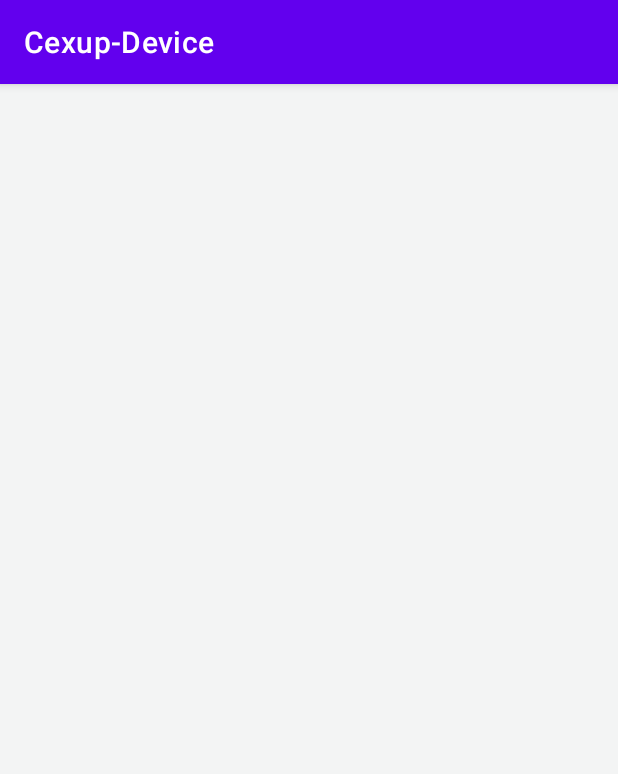
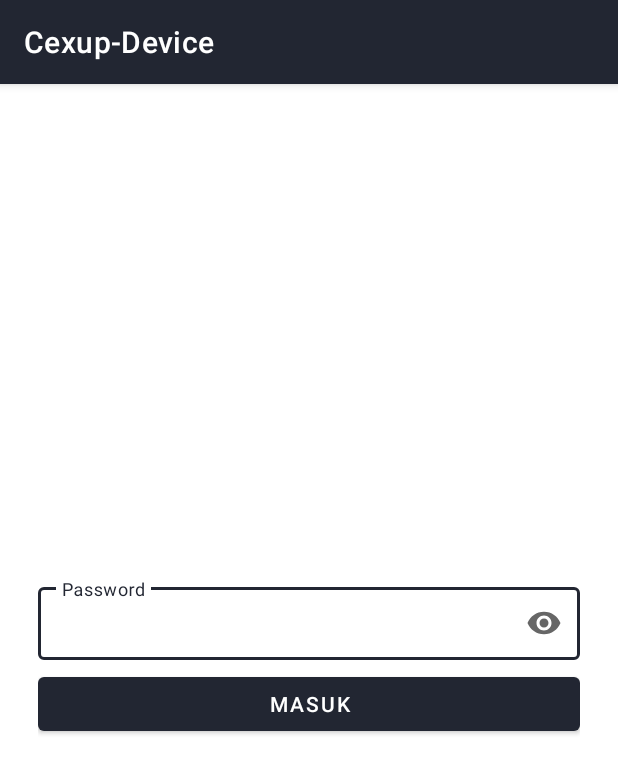
Before and after one commit to triandamai/cexup-mobile-device, an Android app: the screen it shows after launch (AppActivity before the commit, AuthActivity after it), on a phone screen of 412 x 824 dp. Shown: the top 774 px of the screen. Run offline under Robolectric (Android 15) with nearby library versions, the phone set to English and light mode, and no system bars; our stand-ins replace data binding; plain views replace ShimmerRecyclerView.

```diff
--- a/app/src/main/java/com/trian/MainActivity.java
+++ b/app/src/main/java/com/trian/MainActivity.java
@@ -6,6 +6,7 @@ import android.content.Intent;
 import android.os.Bundle;
 
 import com.trian.activity.AppActivity;
+import com.trian.activity.AuthActivity;
 
 
 public class MainActivity extends AppCompatActivity {
@@ -14,7 +15,7 @@ public class MainActivity extends AppCompatActivity {
     protected void onCreate(Bundle savedInstanceState) {
         super.onCreate(savedInstanceState);
         setContentView(R.layout.activity_main);
-        startActivity(new Intent(this, AppActivity.class));
+        startActivity(new Intent(this, AuthActivity.class));
         finish();
     }
 }
--- a/app/src/main/java/com/trian/activity/AuthActivity.java
+++ b/app/src/main/java/com/trian/activity/AuthActivity.java
@@ -1,16 +1,45 @@
 package com.trian.activity;
 
 import androidx.appcompat.app.AppCompatActivity;
+import androidx.databinding.DataBindingUtil;
 
+import android.app.Application;
+import android.content.Intent;
 import android.os.Bundle;
+import android.view.View;
+import android.view.WindowManager;
 
 import com.trian.R;
+import com.trian.databinding.ActivityAppBinding;
+import com.trian.databinding.ActivityAuthBinding;
 
 public class AuthActivity extends AppCompatActivity {
+    private ActivityAuthBinding binding;
 
     @Override
     protected void onCreate(Bundle savedInstanceState) {
         super.onCreate(savedInstanceState);
-        setContentView(R.layout.activity_auth);
+        binding = DataBindingUtil.setContentView(this, R.layout.activity_auth);
+        binding.btnLogin.setOnClickListener(v -> {
+            toApp();
+        });
+
+    }
+
+    @Override
+    protected void onResume() {
+        super.onResume();
+
+    }
+
+    @Override
+    protected void onStart() {
+        super.onStart();
+
+    }
+
+    private void toApp() {
+        startActivity(new Intent(this, AppActivity.class));
+        finish();
     }
 }
--- a/app/src/main/res/drawable/bg_item_features.xml
+++ b/app/src/main/res/drawable/bg_item_features.xml
@@ -1,6 +1,6 @@
 <?xml version="1.0" encoding="utf-8"?>
 <shape xmlns:android="http://schemas.android.com/apk/res/android">
     <corners android:radius="10dp"/>
-    <solid android:color="@color/white"/>
+    <solid android:color="#ffff"/>
 
 </shape>
--- a/app/src/main/res/layout/activity_auth.xml
+++ b/app/src/main/res/layout/activity_auth.xml
@@ -1,9 +1,45 @@
 <?xml version="1.0" encoding="utf-8"?>
-<androidx.constraintlayout.widget.ConstraintLayout xmlns:android="http://schemas.android.com/apk/res/android"
+<layout xmlns:android="http://schemas.android.com/apk/res/android"
     xmlns:app="http://schemas.android.com/apk/res-auto"
-    xmlns:tools="http://schemas.android.com/tools"
-    android:layout_width="match_parent"
-    android:layout_height="match_parent"
-    tools:context=".activity.AuthActivity">
+    xmlns:tools="http://schemas.android.com/tools">
 
-</androidx.constraintlayout.widget.ConstraintLayout>
+    <RelativeLayout
+        android:layout_width="match_parent"
+        android:layout_height="match_parent"
+        tools:context=".activity.AuthActivity">
+
+        <LinearLayout
+            android:layout_width="match_parent"
+            android:layout_marginStart="10dp"
+            android:layout_marginEnd="10dp"
+            android:paddingBottom="15dp"
+            android:paddingTop="15dp"
+            android:paddingStart="15dp"
+            android:paddingEnd="15dp"
+            android:layout_centerInParent="true"
+            android:layout_height="wrap_content"
+            android:orientation="vertical">
+
+            <com.google.android.material.textfield.TextInputLayout
+                android:layout_width="match_parent"
+                android:layout_height="wrap_content"
+                app:endIconMode="password_toggle"
+                style="@style/Widget.MaterialComponents.TextInputLayout.OutlinedBox.Dense"
+                android:hint="Password">
+
+                <com.google.android.material.textfield.TextInputEditText
+                    android:layout_width="match_parent"
+                    android:layout_height="wrap_content"
+                    android:inputType="textPassword" />
+            </com.google.android.material.textfield.TextInputLayout>
+
+            <Button
+                android:id="@+id/btn_login"
+                android:layout_width="match_parent"
+                android:layout_height="wrap_content"
+                android:layout_centerInParent="true"
+                android:layout_marginTop="5dp"
+                android:text="Masuk" />
+        </LinearLayout>
+    </RelativeLayout>
+</layout>
--- a/app/src/main/res/values-night/themes.xml
+++ b/app/src/main/res/values-night/themes.xml
@@ -2,15 +2,11 @@
     <!-- Base application theme. -->
     <style name="Theme.CexupDevice" parent="Theme.MaterialComponents.DayNight.DarkActionBar">
         <!-- Primary brand color. -->
-        <item name="colorPrimary">@color/purple_200</item>
-        <item name="colorPrimaryVariant">@color/purple_700</item>
-        <item name="colorOnPrimary">@color/black</item>
+        <item name="colorPrimary">@color/primaryColor</item>
         <!-- Secondary brand color. -->
-        <item name="colorSecondary">@color/teal_200</item>
-        <item name="colorSecondaryVariant">@color/teal_200</item>
-        <item name="colorOnSecondary">@color/black</item>
+        <item name="colorSecondary">@color/secondaryColor</item>
         <!-- Status bar color. -->
-        <item name="android:statusBarColor" tools:targetApi="l">?attr/colorPrimaryVariant</item>
+        <item name="android:statusBarColor" tools:targetApi="l">@color/primaryColor</item>
         <!-- Customize your theme here. -->
     </style>
 </resources>
--- a/app/src/main/res/values/colors.xml
+++ b/app/src/main/res/values/colors.xml
@@ -1,10 +1,24 @@
 <?xml version="1.0" encoding="utf-8"?>
 <resources>
-    <color name="purple_200">#FFBB86FC</color>
-    <color name="purple_500">#FF6200EE</color>
-    <color name="purple_700">#FF3700B3</color>
-    <color name="teal_200">#FF03DAC5</color>
-    <color name="teal_700">#FF018786</color>
-    <color name="black">#FF000000</color>
-    <color name="white">#FFFFFFFF</color>
+    <color name="primaryColor">#222632</color>
+
+    <color name="primaryLightColor">#4a4e5b</color>
+
+    <color name="primaryDarkColor">#00000b</color>
+
+    <color name="secondaryColor">#273444</color>
+
+    <color name="secondaryLightColor">#505d6f</color>
+
+    <color name="secondaryDarkColor">#000d1d</color>
+
+    <color name="primaryTextColor">#ffffff</color>
+
+    <color name="secondaryTextColor">#ffffff</color>
+
+    <color name="bg_dark">#222632</color>
+    <color name="bg_foreground_dark">#273444</color>
+    <color name="bg_dark_focus">#1e2834</color>
+    <color name="bg_light">#f7f9fa</color>
+    <color name="btn_primary">#00b9eb</color>
 </resources>
--- a/app/src/main/res/values/strings.xml
+++ b/app/src/main/res/values/strings.xml
@@ -1,3 +1,4 @@
 <resources>
     <string name="app_name">Cexup-Device</string>
+    <string name="sa">12057208001035</string>
 </resources>
--- a/app/src/main/res/values/themes.xml
+++ b/app/src/main/res/values/themes.xml
@@ -2,15 +2,11 @@
     <!-- Base application theme. -->
     <style name="Theme.CexupDevice" parent="Theme.MaterialComponents.DayNight.DarkActionBar">
         <!-- Primary brand color. -->
-        <item name="colorPrimary">@color/purple_500</item>
-        <item name="colorPrimaryVariant">@color/purple_700</item>
-        <item name="colorOnPrimary">@color/white</item>
+        <item name="colorPrimary">@color/primaryColor</item>
         <!-- Secondary brand color. -->
-        <item name="colorSecondary">@color/teal_200</item>
-        <item name="colorSecondaryVariant">@color/teal_700</item>
-        <item name="colorOnSecondary">@color/black</item>
+        <item name="colorSecondary">@color/secondaryColor</item>
         <!-- Status bar color. -->
-        <item name="android:statusBarColor" tools:targetApi="l">?attr/colorPrimaryVariant</item>
+        <item name="android:statusBarColor" tools:targetApi="l">@color/primaryColor</item>
         <!-- Customize your theme here. -->
     </style>
 </resources>
--- a/build.gradle
+++ b/build.gradle
@@ -4,6 +4,7 @@ buildscript {
         google()
         jcenter()
         maven { url "https://jitpack.io" }
+        maven {url "https://maven.google.com"}
     }
     dependencies {
         classpath "com.android.tools.build:gradle:4.1.2"
@@ -18,6 +19,7 @@ allprojects {
         google()
         jcenter()
         maven { url "https://jitpack.io" }
+        maven {url "https://maven.google.com"}
     }
 }
 
```
Also changed, not shown: app/build.gradle (+6 -19 lines), app/src/main/AndroidManifest.xml (+7 -2 lines), app/src/main/java/com/trian/data/room/DeviceDatabase.java (added, +25 -0 lines), app/src/main/java/com/trian/data/room/dao/PatientDao.java (added, +27 -0 lines), app/src/main/java/com/trian/data/room/entity/Patient.java (added, +100 -0 lines), app/src/main/res/layout/features_fragment.xml (+7 -2 lines).
